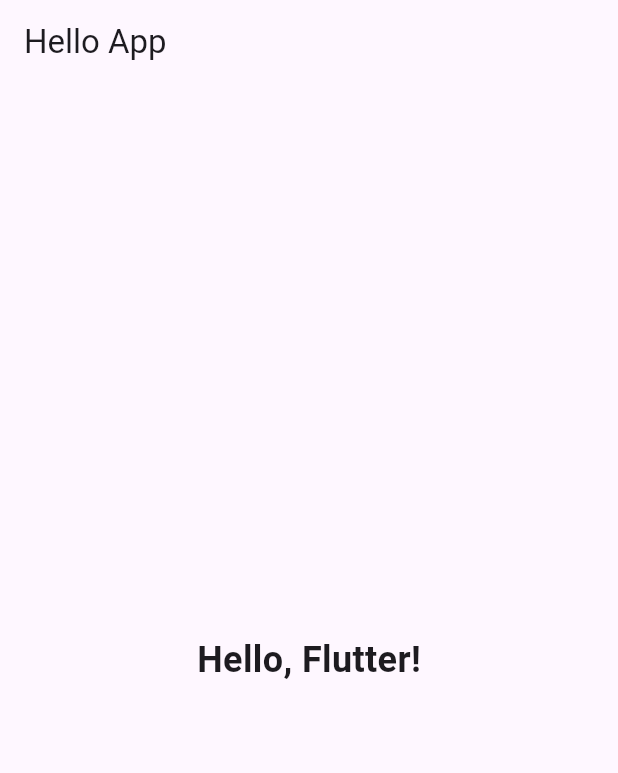
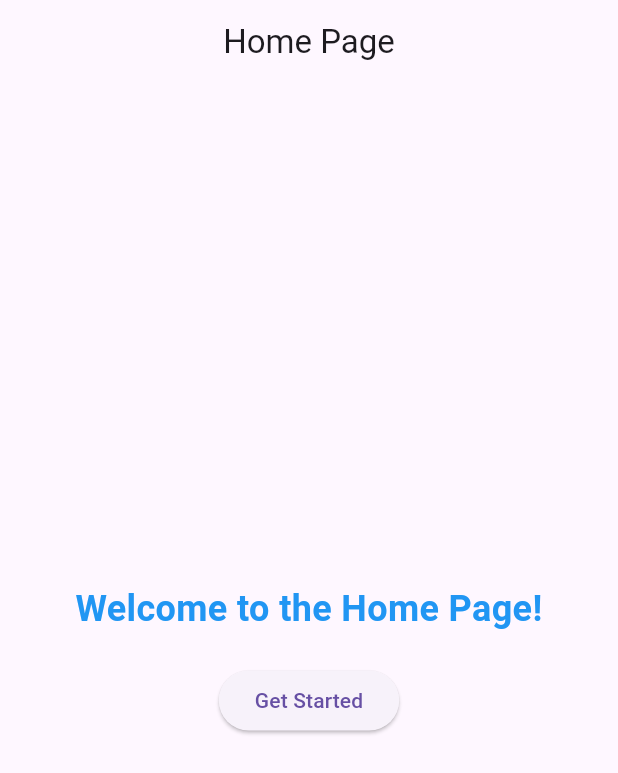
Before and after one commit to dyumnaa/tink_her_hack, a Flutter app: the screen it shows after launch, on a phone screen of 412 x 824 dp. Shown: the top 773 px of the screen. Run offline on Flutter 3.47's test engine with Material 3 defaults, Android fonts, the phone set to English and light mode, and no system bars; our stand-ins replace firebase_core; accounts and stored records are empty.

Commit message:
homepage

```diff
--- a/lib/main.dart
+++ b/lib/main.dart
@@ -1,4 +1,5 @@
 import 'package:flutter/material.dart';
+import 'screens/homepage.dart'; // Import the HomePage file
 
 void main() {
   runApp(MyApp());
@@ -8,18 +9,16 @@ class MyApp extends StatelessWidget {
   @override
   Widget build(BuildContext context) {
     return MaterialApp(
-      title: 'Simple Flutter App',
-      home: Scaffold(
-        appBar: AppBar(
-          title: Text('Hello App'),
-        ),
-        body: Center(
-          child: Text(
-            'Hello, Flutter!',
-            style: TextStyle(fontSize: 24, fontWeight: FontWeight.bold),
-          ),
-        ),
+      debugShowCheckedModeBanner: false, // Disable the debug banner
+      title: 'Basic App',
+      theme: ThemeData(
+        primarySwatch: Colors.blue, // Define the primary app color
       ),
+      home: HomePage(), // Set HomePage as the default route
+      routes: {
+        '/home': (context) => HomePage(), // Define additional routes if needed
+      },
     );
   }
 }
+run
--- /dev/null
+++ b/lib/screens/homepage.dart
@@ -0,0 +1,38 @@
+import 'package:flutter/material.dart';
+
+class HomePage extends StatelessWidget {
+  @override
+  Widget build(BuildContext context) {
+    return Scaffold(
+      appBar: AppBar(
+        title: Text('Home Page'),
+        centerTitle: true, // Center the AppBar title
+      ),
+      body: Center(
+        child: Column(
+          mainAxisAlignment: MainAxisAlignment.center, // Center content vertically
+          crossAxisAlignment: CrossAxisAlignment.center, // Center content horizontally
+          children: [
+            Text(
+              'Welcome to the Home Page!',
+              style: TextStyle(
+                fontSize: 24,
+                fontWeight: FontWeight.bold,
+                color: Colors.blue, // Set the text color
+              ),
+              textAlign: TextAlign.center,
+            ),
+            SizedBox(height: 20), // Add spacing between widgets
+            ElevatedButton(
+              onPressed: () {
+                // Add your button functionality here
+                print('Button Pressed!');
+              },
+              child: Text('Get Started'),
+            ),
+          ],
+        ),
+      ),
+    );
+  }
+}
```
